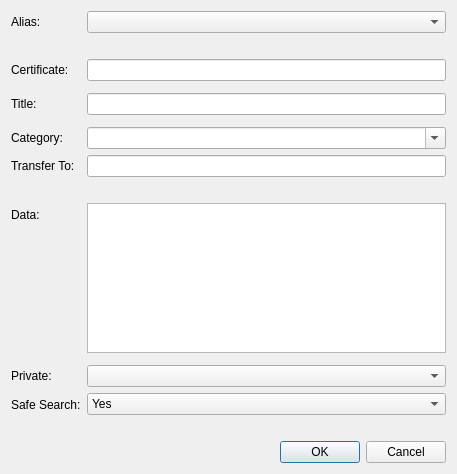
Qt form src/qt/forms/editcertdialog.ui (sschepis/syscoin2) before a commit.
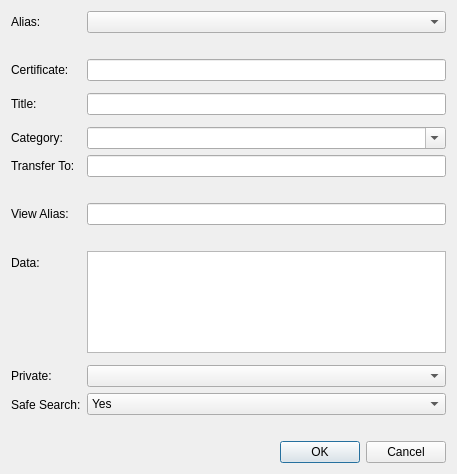
The same form after that commit.

The edit to the form file:
```diff
--- a/src/qt/forms/editcertdialog.ui
+++ b/src/qt/forms/editcertdialog.ui
@@ -99,41 +99,41 @@
        </property>
       </widget>
      </item>
-     <item row="9" column="0">
+     <item row="11" column="0">
       <widget class="QLabel" name="certDataLabel">
        <property name="text">
         <string>Data:</string>
        </property>
       </widget>
      </item>
-     <item row="9" column="1">
+     <item row="11" column="1">
       <widget class="QTextEdit" name="certDataEdit"/>
      </item>
-     <item row="10" column="1">
+     <item row="12" column="1">
       <layout class="QVBoxLayout" name="verticalLayout_5"/>
      </item>
-     <item row="11" column="0">
+     <item row="13" column="0">
       <widget class="QLabel" name="privateLabel">
        <property name="text">
         <string>Private:</string>
        </property>
       </widget>
      </item>
-     <item row="11" column="1">
+     <item row="13" column="1">
       <widget class="QComboBox" name="privateBox">
        <property name="maxVisibleItems">
         <number>2</number>
        </property>
       </widget>
      </item>
-     <item row="12" column="0">
+     <item row="14" column="0">
       <widget class="QLabel" name="labelSafeSearch">
        <property name="text">
         <string>Safe Search:</string>
        </property>
       </widget>
      </item>
-     <item row="12" column="1">
+     <item row="14" column="1">
       <layout class="QVBoxLayout" name="verticalLayout_6">
        <item>
         <widget class="QComboBox" name="safeSearchEdit">
@@ -175,6 +175,26 @@
        </property>
       </widget>
      </item>
+     <item row="9" column="0">
+      <widget class="QLabel" name="viewLabel">
+       <property name="text">
+        <string>View Alias:</string>
+       </property>
+      </widget>
+     </item>
+     <item row="9" column="1">
+      <widget class="QLineEdit" name="viewAliasEdit"/>
+     </item>
+     <item row="10" column="1">
+      <widget class="QLabel" name="viewAliasDisclaimer">
+       <property name="text">
+        <string/>
+       </property>
+       <property name="wordWrap">
+        <bool>true</bool>
+       </property>
+      </widget>
+     </item>
     </layout>
    </item>
    <item>
```
